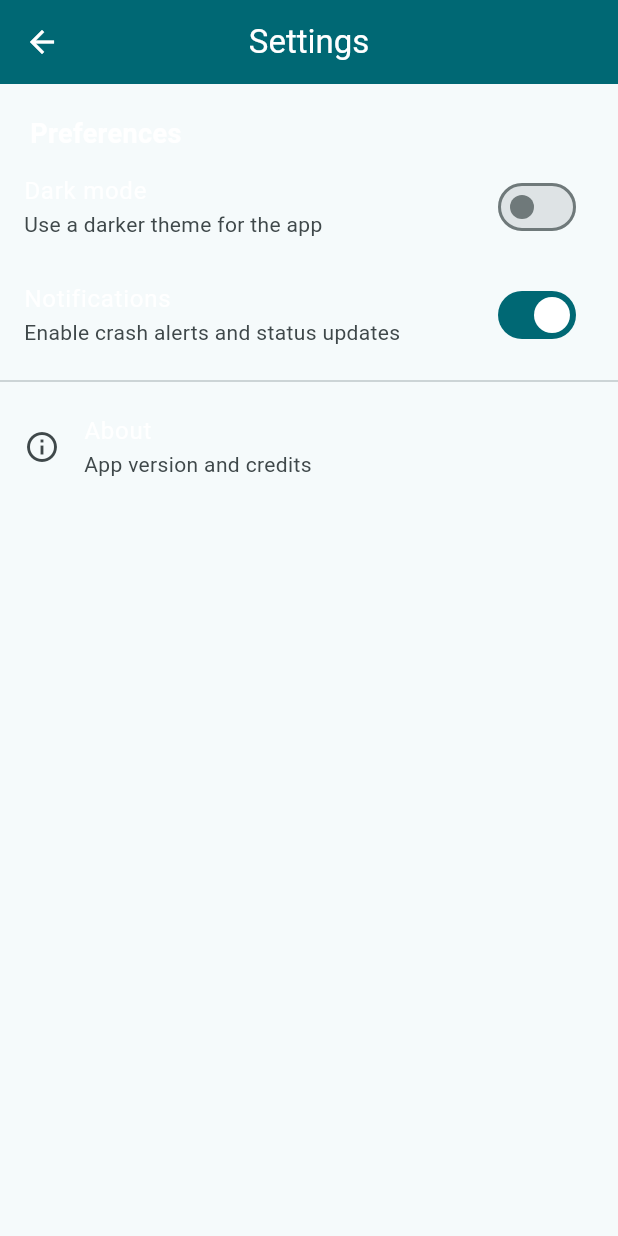
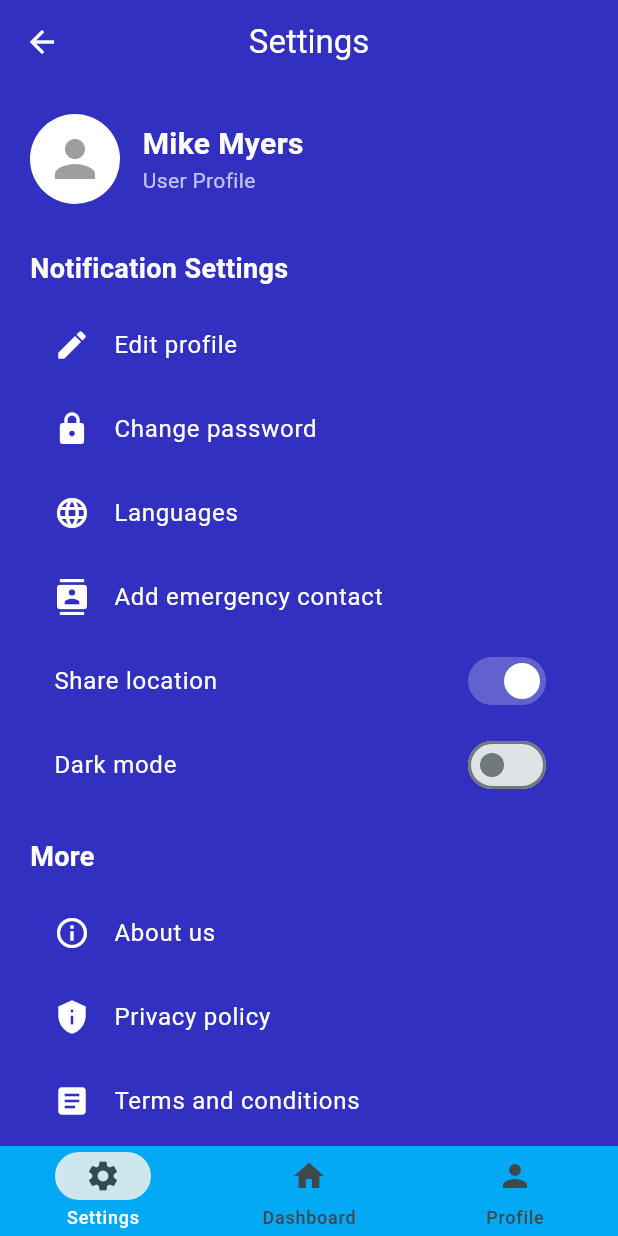
Before and after one commit to The-Monarch-of-Programming/Sentinel-A-Helmet-Mounted-Emergency-Crash-Detection-Device, a Flutter app: the SettingsPage screen opened directly, on a phone screen of 412 x 824 dp. Run offline on Flutter 3.47's test engine with Material 3 defaults, Android fonts, the phone set to English and light mode, and no system bars; our stand-ins replace firebase_auth, shared_preferences; accounts and stored records are empty.

Commit message:
settings semi fix

```diff
--- a/lib/settings.dart
+++ b/lib/settings.dart
@@ -1,9 +1,10 @@
 import 'package:flutter/material.dart';
+import 'package:flutter/foundation.dart';
+import 'package:firebase_auth/firebase_auth.dart';
 import 'package:shared_preferences/shared_preferences.dart';
+import 'home.dart';
+import 'profile.dart';
 
-/// A lightweight service that persists user preferences.
-///
-/// The app uses this to drive global settings like dark mode.
 class SettingsService {
   SettingsService._();
   static final SettingsService instance = SettingsService._();
@@ -33,72 +34,190 @@ class SettingsService {
   }
 }
 
-class SettingsPage extends StatelessWidget {
+class SettingsPage extends StatefulWidget {
   const SettingsPage({super.key});
+
+  @override
+  State<SettingsPage> createState() => _SettingsPageState();
+}
+
+class _SettingsPageState extends State<SettingsPage> {
+  Future<void> _logout() async {
+    try {
+      await FirebaseAuth.instance.signOut();
+      if (mounted) {
+        Navigator.pushReplacementNamed(context, '/login');
+      }
+    } catch (e) {
+      ScaffoldMessenger.of(context).showSnackBar(
+        SnackBar(content: Text('Logout failed: $e')),
+      );
+    }
+  }
 
   @override
   Widget build(BuildContext context) {
     return Scaffold(
+      backgroundColor: const Color(0xFF3130C0),
       appBar: AppBar(
+        elevation: 0,
+        backgroundColor: const Color(0xFF3130C0),
         title: const Text('Settings'),
-        backgroundColor: Theme.of(context).colorScheme.primary,
         centerTitle: true,
       ),
       body: SafeArea(
         child: ListView(
-          padding: const EdgeInsets.symmetric(vertical: 20),
+          padding: const EdgeInsets.all(20),
           children: [
-            const Padding(
-              padding: EdgeInsets.symmetric(horizontal: 20),
-              child: Text(
-                'Preferences',
-                style: TextStyle(fontSize: 18, fontWeight: FontWeight.bold),
-              ),
+            Row(
+              children: [
+                const CircleAvatar(
+                  radius: 30,
+                  backgroundColor: Colors.white,
+                  child: Icon(Icons.person, size: 40, color: Colors.grey),
+                ),
+                const SizedBox(width: 15),
+                Column(
+                  crossAxisAlignment: CrossAxisAlignment.start,
+                  children: const [
+                    Text(
+                      "Mike Myers",
+                      style: TextStyle(
+                        fontSize: 20,
+                        fontWeight: FontWeight.bold,
+                        color: Colors.white,
+                      ),
+                    ),
+                    Text(
+                      "User Profile",
+                      style: TextStyle(color: Colors.white70),
+                    ),
+                  ],
+                ),
+              ],
+            ),
+            const SizedBox(height: 30),
+
+            const Text(
+              "Notification Settings",
+              style: TextStyle(
+                  fontSize: 18, fontWeight: FontWeight.bold, color: Colors.white),
+            ),
+            const SizedBox(height: 10),
+            ListTile(
+              leading: const Icon(Icons.edit, color: Colors.white),
+              title: const Text("Edit profile", style: TextStyle(color: Colors.white)),
+              onTap: () {},
+            ),
+            ListTile(
+              leading: const Icon(Icons.lock, color: Colors.white),
+              title: const Text("Change password", style: TextStyle(color: Colors.white)),
+              onTap: () {},
+            ),
+            ListTile(
+              leading: const Icon(Icons.language, color: Colors.white),
+              title: const Text("Languages", style: TextStyle(color: Colors.white)),
+              onTap: () {},
+            ),
+            ListTile(
+              leading: const Icon(Icons.contacts, color: Colors.white),
+              title: const Text("Add emergency contact", style: TextStyle(color: Colors.white)),
+              onTap: () {},
+            ),
+            ValueListenableBuilder<bool>(
+              valueListenable: SettingsService.instance.notificationsEnabled,
+              builder: (context, enabled, _) {
+                return SwitchListTile(
+                  title: const Text("Share location", style: TextStyle(color: Colors.white)),
+                  value: enabled,
+                  activeColor: Colors.white,
+                  activeTrackColor: Colors.white24,
+                  onChanged: (value) {
+                    SettingsService.instance.setNotificationsEnabled(value);
+                  },
+                );
+              },
             ),
             ValueListenableBuilder<bool>(
               valueListenable: SettingsService.instance.isDarkMode,
               builder: (context, isDarkMode, _) {
                 return SwitchListTile(
-                  title: const Text('Dark mode'),
-                  subtitle: const Text('Use a darker theme for the app'),
+                  title: const Text("Dark mode", style: TextStyle(color: Colors.white)),
                   value: isDarkMode,
+                  activeColor: Colors.white,
+                  activeTrackColor: Colors.white24,
                   onChanged: (value) {
                     SettingsService.instance.setDarkMode(value);
                   },
                 );
               },
             ),
-            ValueListenableBuilder<bool>(
-              valueListenable: SettingsService.instance.notificationsEnabled,
-              builder: (context, enabled, _) {
-                return SwitchListTile(
-                  title: const Text('Notifications'),
-                  subtitle:
-                      const Text('Enable crash alerts and status updates'),
-                  value: enabled,
-                  onChanged: (value) {
-                    SettingsService.instance.setNotificationsEnabled(value);
-                  },
-                );
-              },
+
+            const SizedBox(height: 20),
+            const Text(
+              "More",
+              style: TextStyle(
+                  fontSize: 18, fontWeight: FontWeight.bold, color: Colors.white),
             ),
-            const Divider(),
+            const SizedBox(height: 10),
             ListTile(
-              leading: const Icon(Icons.info_outline),
-              title: const Text('About'),
-              subtitle: const Text('App version and credits'),
-              onTap: () {
-                showAboutDialog(
-                  context: context,
-                  applicationName: 'Sentinel',
-                  applicationVersion: '1.0.0',
-                  applicationLegalese: '© 2026 Sentinel',
-                );
-              },
+              leading: const Icon(Icons.info_outline, color: Colors.white),
+              title: const Text("About us", style: TextStyle(color: Colors.white)),
+              onTap: () {},
+            ),
+            ListTile(
+              leading: const Icon(Icons.privacy_tip, color: Colors.white),
+              title: const Text("Privacy policy", style: TextStyle(color: Colors.white)),
+              onTap: () {},
+            ),
+            ListTile(
+              leading: const Icon(Icons.article, color: Colors.white),
+              title: const Text("Terms and conditions", style: TextStyle(color: Colors.white)),
+              onTap: () {},
+            ),
+
+            const SizedBox(height: 30),
+
+            ElevatedButton(
+              style: ElevatedButton.styleFrom(
+                backgroundColor: Colors.red,
+                padding: const EdgeInsets.symmetric(vertical: 15),
+                shape: RoundedRectangleBorder(
+                  borderRadius: BorderRadius.circular(30),
+                ),
+              ),
+              onPressed: _logout,
+              child: const Text(
+                "Log Out",
+                style: TextStyle(fontSize: 18, fontWeight: FontWeight.bold),
+              ),
             ),
           ],
         ),
       ),
+    bottomNavigationBar: NavigationBar(
+        height: 60,
+        backgroundColor: Colors.lightBlue,
+        selectedIndex: 0,
+        onDestinationSelected: (index) {
+          if (index == 1) {
+            Navigator.push(
+              context,
+              MaterialPageRoute(builder: (context) => const UserDashboard()),
+            );
+          } else if (index == 2) {
+            Navigator.pushReplacement(
+              context,
+              MaterialPageRoute(builder: (context) => const UserProfile()),
+            );
+          }
+        },
+        destinations: const [
+          NavigationDestination(icon: Icon(Icons.settings), label: 'Settings'),
+          NavigationDestination(icon: Icon(Icons.home), label: 'Dashboard'),
+          NavigationDestination(icon: Icon(Icons.person), label: 'Profile'),
+        ],
+      ),
     );
   }
 }
```
